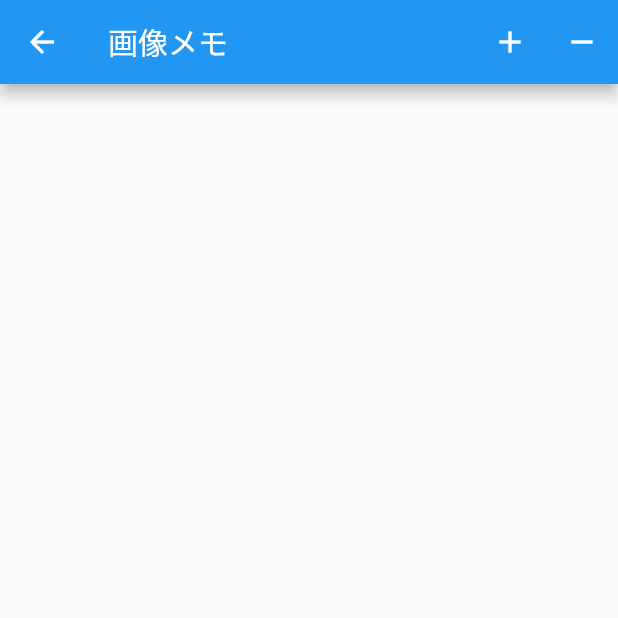
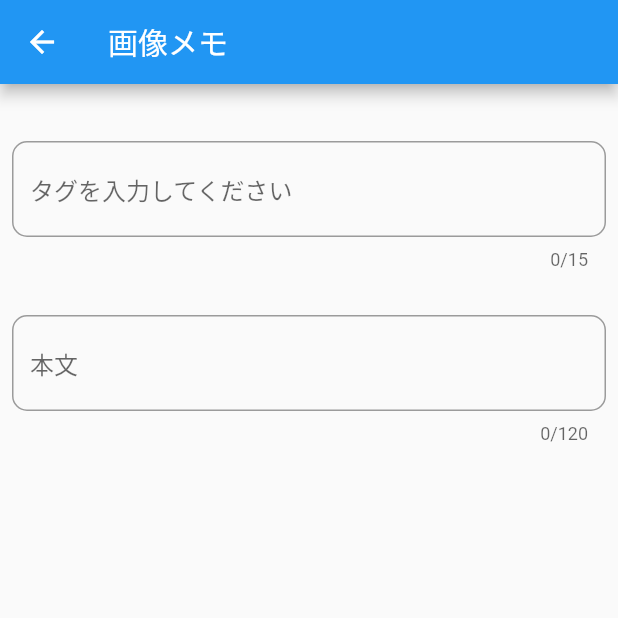
Before and after one commit to ymst-hub/gazou_memo, a Flutter app: the AddPage screen opened directly, on a phone screen of 412 x 824 dp, the top half of it. Run offline on Flutter 3.47's test engine with Material 2 defaults, Android fonts, the phone set to English and light mode, and no system bars; our stand-ins replace image_picker, sqflite; accounts and stored records are empty.

Commit message:
コミット

```diff
--- a/lib/add_page.dart
+++ b/lib/add_page.dart
@@ -8,10 +8,11 @@ import 'dart:io';
 import 'dart:async';
 
 class AddPage extends StatefulWidget {
-  String _imagePath = '';
   final XFile? image;
   final File? file;
-  AddPage({this.image,this.file});
+
+  AddPage({this.image, this.file});
+
   @override
   _AddPageState createState() => _AddPageState();
 }
@@ -24,23 +25,14 @@ class _AddPageState extends State<AddPage> {
 
   @override
   Widget build(BuildContext context) {
-    return Scaffold(
+    return WillPopScope(
+      onWillPop: () {
+        Navigator.of(context).pop(_file);
+        return Future.value(false);
+      },
+      child: Scaffold(
         appBar: AppBar(
           title: Text('画像メモ'),
-          actions: [
-            IconButton(
-              icon: Icon(Icons.add),
-              onPressed: () => {
-                Navigator.of(context).pop(_file)
-              },
-            ),
-            IconButton(
-              icon: Icon(Icons.remove),
-              onPressed: () => {
-                Navigator.of(context).pop()
-                },
-            ),
-          ],
         ),
         body: SingleChildScrollView(
           child: Center(
@@ -56,7 +48,6 @@ class _AddPageState extends State<AddPage> {
                         width: 1.0,
                         height: 30.0,
                       ),
-                      /*
                       TextField(
                         controller: tagscontroller,
                         maxLength: 15,
@@ -97,7 +88,6 @@ class _AddPageState extends State<AddPage> {
                           ),
                         ),
                       ),
-                       */
                     ],
                   ),
                 ),
@@ -105,6 +95,7 @@ class _AddPageState extends State<AddPage> {
             ),
           ),
         ),
+      ),
     );
   }
 
```
Also changed, not shown: lib/main.dart (+8 -7 lines).
